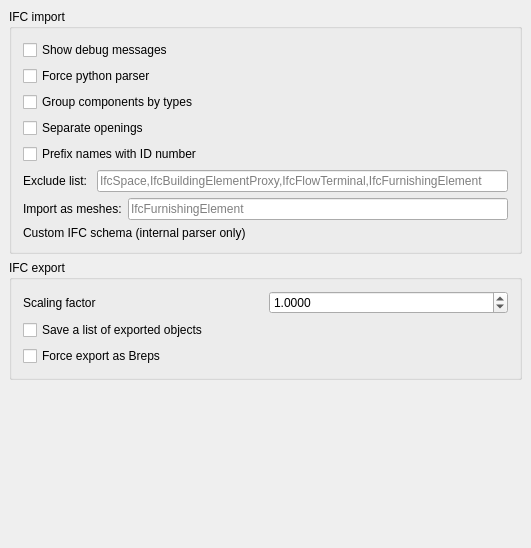
First picture: the form in src/Mod/Arch/Resources/ui/archprefs-import.ui, repository berndhahnebach/All_FreeCAD, before the edit.
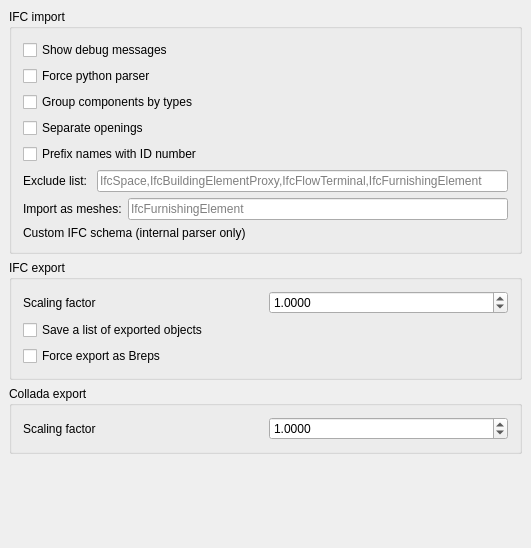
Second picture: the form after the edit. Custom widgets are drawn as their Qt base class.

Commit message: Arch: Added pref options for window transparency and collada export scaling - fixes #1379

```diff
--- a/src/Mod/Arch/Resources/ui/archprefs-import.ui
+++ b/src/Mod/Arch/Resources/ui/archprefs-import.ui
@@ -289,6 +289,45 @@
      </layout>
     </widget>
    </item>
+   <item>
+    <widget class="QGroupBox" name="groupBox_3">
+     <property name="title">
+      <string>Collada export</string>
+     </property>
+     <layout class="QVBoxLayout" name="verticalLayout_3">
+      <item>
+       <layout class="QHBoxLayout" name="horizontalLayout_7">
+        <item>
+         <widget class="QLabel" name="label_3">
+          <property name="text">
+           <string>Scaling factor</string>
+          </property>
+         </widget>
+        </item>
+        <item>
+         <widget class="Gui::PrefDoubleSpinBox" name="doubleSpinBox">
+          <property name="decimals">
+           <number>4</number>
+          </property>
+          <property name="maximum">
+           <double>999999.989999999990687</double>
+          </property>
+          <property name="value">
+           <double>1.000000000000000</double>
+          </property>
+          <property name="prefEntry" stdset="0">
+           <cstring>ColladaScalingFactor</cstring>
+          </property>
+          <property name="prefPath" stdset="0">
+           <cstring>Mod/Arch</cstring>
+          </property>
+         </widget>
+        </item>
+       </layout>
+      </item>
+     </layout>
+    </widget>
+   </item>
    <item>
     <spacer name="verticalSpacer">
      <property name="orientation">
```
The commit also changes 4 other files.
